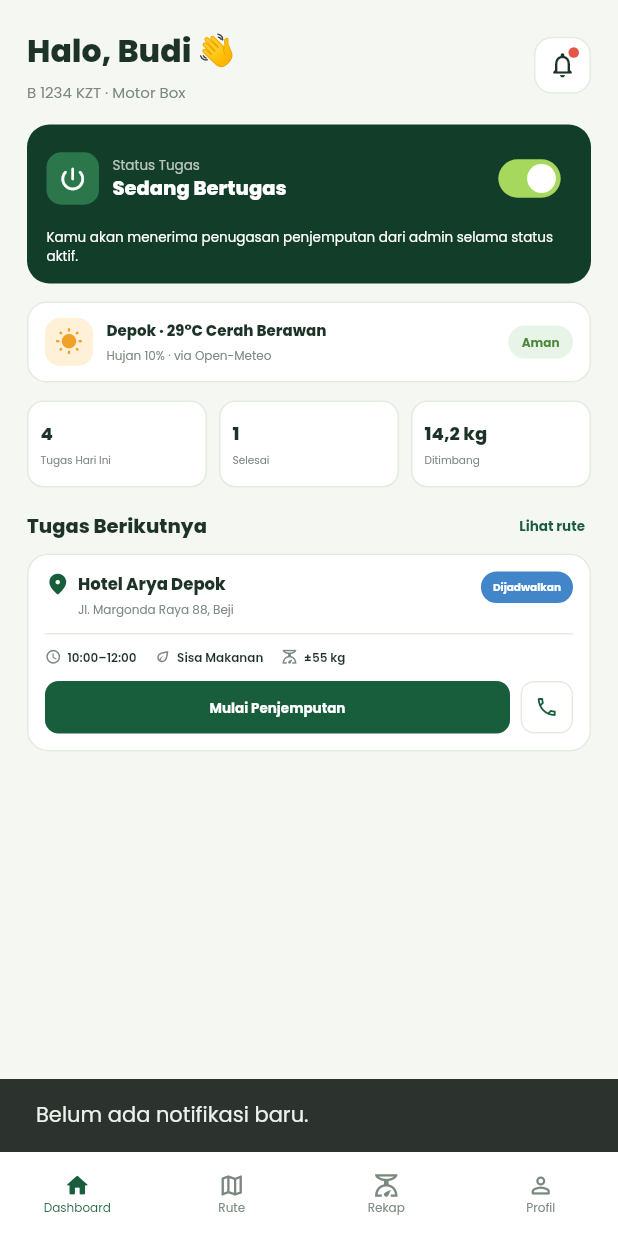
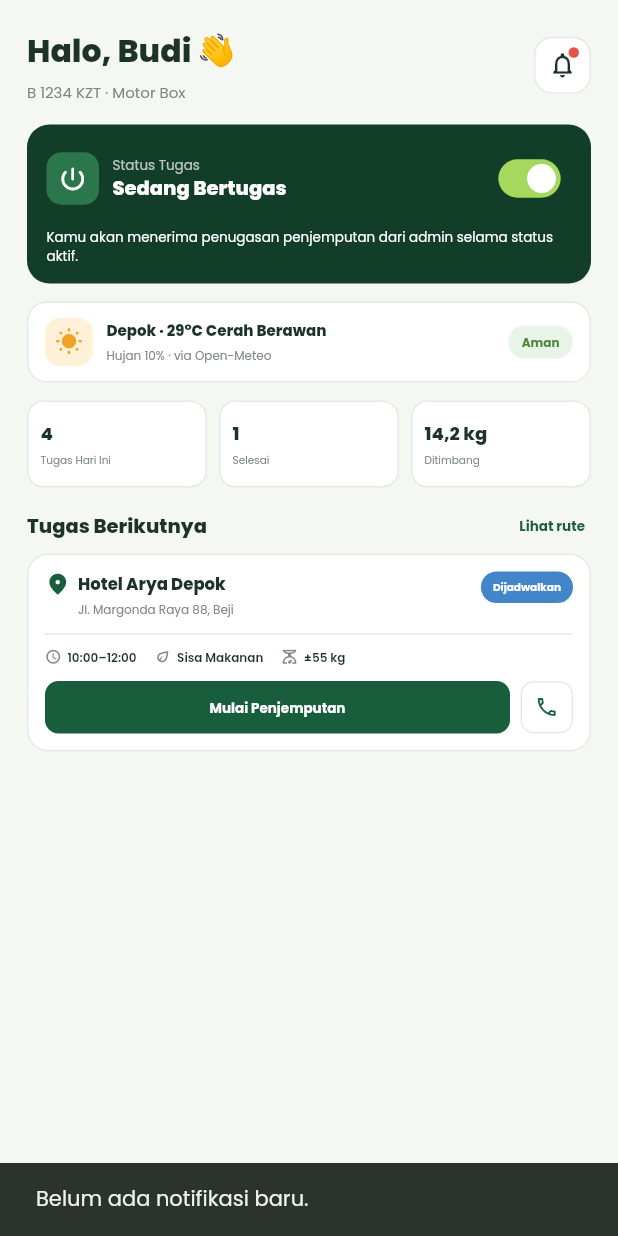
Before and after one commit to PBP-KelasC-Kelompok3/greenloop_mobile, a Flutter app: the CourierDashboardPage screen opened directly, after a tap on the "notifications none" icon, on a phone screen of 412 x 824 dp. Run offline on Flutter 3.47's test engine with Material 3 defaults, Android fonts, the phone set to English and light mode, and no system bars; accounts and stored records are empty; network calls fail.

Commit message:
feat: integrate courier dashboard into role navigation
- Memindahkan dashboard kurir ke features/courier/presentation
- Menampilkan dashboard sebagai halaman utama untuk role courier
- Menyesuaikan tab navigasi kurir menjadi Dashboard, Rute, Rekap, dan Profil
- Memperbarui tes widget untuk memverifikasi alur login dan dashboard kurir

```diff
--- a/lib/courier_page.dart
+++ b/lib/features/courier/presentation/courier_page.dart
@@ -53,7 +53,6 @@ class _CourierDashboardPageState extends State<CourierDashboardPage> {
           ),
         ),
       ),
-      bottomNavigationBar: _buildBottomNavigation(),
     );
   }
 
@@ -235,30 +234,6 @@ class _CourierDashboardPageState extends State<CourierDashboardPage> {
     );
   }
 
-  Widget _buildBottomNavigation() {
-    return BottomNavigationBar(
-      currentIndex: 0,
-      onTap: (index) {
-        if (index != 0) {
-          const names = ['Dashboard', 'Rute', 'Rekap', 'Profil'];
-          _showMessage('Halaman ${names[index]} akan diimplementasikan berikutnya.');
-        }
-      },
-      type: BottomNavigationBarType.fixed,
-      backgroundColor: Colors.white,
-      selectedItemColor: _green,
-      unselectedItemColor: _muted,
-      selectedFontSize: 8,
-      unselectedFontSize: 8,
-      iconSize: 18,
-      items: const [
-        BottomNavigationBarItem(icon: Icon(Icons.home_outlined), activeIcon: Icon(Icons.home_rounded), label: 'Dashboard'),
-        BottomNavigationBarItem(icon: Icon(Icons.map_outlined), label: 'Rute'),
-        BottomNavigationBarItem(icon: Icon(Icons.scale_outlined), label: 'Rekap'),
-        BottomNavigationBarItem(icon: Icon(Icons.person_outline_rounded), label: 'Profil'),
-      ],
-    );
-  }
 }
 
 class _StatCard extends StatelessWidget {
--- a/lib/menu.dart
+++ b/lib/menu.dart
@@ -1,5 +1,5 @@
 import 'package:flutter/material.dart';
-import 'courier_page.dart';
+import 'features/courier/presentation/courier_page.dart';
 
 class MyHomePage extends StatelessWidget {
   MyHomePage({super.key});
```
Also changed, not shown: lib/features/home/presentation/role_navigation_page.dart (+8 -7 lines), 1 other file.
